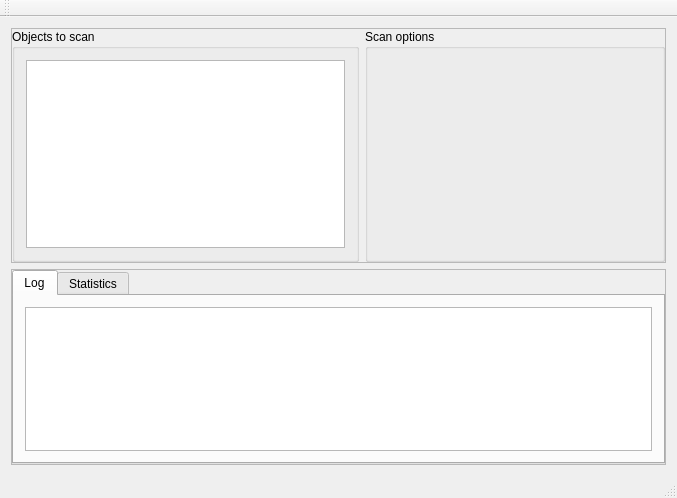
Above: mainwindow.ui from vvd7683/SimScanner before the change. Below: the same form after it.
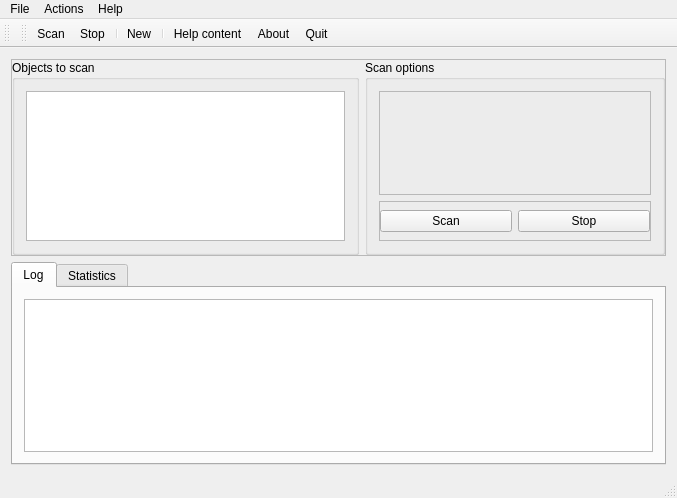
That is the form after the change. Icons and pictures are not drawn.

Commit message: DB development; GUI development: new actions, icons, dialogs

```diff
--- a/mainwindow.ui
+++ b/mainwindow.ui
@@ -89,13 +89,24 @@
          <property name="title">
           <string>Scan options</string>
          </property>
-        </widget>
-       </item>
-      </layout>
-     </widget>
-    </item>
+         <layout class="QVBoxLayout" name="verticalLayout_5">
     <item>
+           <widget class="QFrame" name="frame_2">
+            <property name="frameShape">
+             <enum>QFrame::StyledPanel</enum>
+            </property>
+            <property name="frameShadow">
+             <enum>QFrame::Raised</enum>
+            </property>
      <widget class="QFrame" name="frameLog">
+             <property name="geometry">
+              <rect>
+               <x>-310</x>
+               <y>220</y>
+               <width>659</width>
+               <height>186</height>
+              </rect>
+             </property>
       <property name="minimumSize">
        <size>
         <width>0</width>
@@ -127,6 +138,68 @@
        <property name="bottomMargin">
         <number>0</number>
        </property>
+             </layout>
+            </widget>
+           </widget>
+          </item>
+          <item>
+           <widget class="QFrame" name="frame_3">
+            <property name="maximumSize">
+             <size>
+              <width>16777215</width>
+              <height>40</height>
+             </size>
+            </property>
+            <property name="frameShape">
+             <enum>QFrame::StyledPanel</enum>
+            </property>
+            <property name="frameShadow">
+             <enum>QFrame::Raised</enum>
+            </property>
+            <layout class="QHBoxLayout" name="horizontalLayout_2">
+             <property name="leftMargin">
+              <number>0</number>
+             </property>
+             <property name="topMargin">
+              <number>0</number>
+             </property>
+             <property name="rightMargin">
+              <number>0</number>
+             </property>
+             <property name="bottomMargin">
+              <number>0</number>
+             </property>
+             <item>
+              <widget class="QPushButton" name="btnScan">
+               <property name="text">
+                <string>Scan</string>
+               </property>
+               <property name="icon">
+                <iconset>
+                 <normaloff>../../../Users/jack/SimScanner/icons/actionStart.png</normaloff>../../../Users/jack/SimScanner/icons/actionStart.png</iconset>
+               </property>
+              </widget>
+             </item>
+             <item>
+              <widget class="QPushButton" name="btnStop">
+               <property name="text">
+                <string>Stop</string>
+               </property>
+               <property name="icon">
+                <iconset>
+                 <normaloff>../../../Users/jack/SimScanner/icons/actionStop.png</normaloff>../../../Users/jack/SimScanner/icons/actionStop.png</iconset>
+               </property>
+              </widget>
+             </item>
+            </layout>
+           </widget>
+          </item>
+         </layout>
+        </widget>
+       </item>
+      </layout>
+     </widget>
+    </item>
        <item>
         <widget class="QTabWidget" name="tabWidget">
          <property name="currentIndex">
@@ -151,9 +224,6 @@
        </item>
       </layout>
      </widget>
-    </item>
-   </layout>
-  </widget>
   <widget class="QMenuBar" name="menuBar">
    <property name="geometry">
     <rect>
@@ -163,6 +233,39 @@
      <height>21</height>
     </rect>
    </property>
+   <widget class="QMenu" name="menuFile">
+    <property name="title">
+     <string>File</string>
+    </property>
+    <widget class="QMenu" name="menuNeuroprofiles">
+     <property name="title">
+      <string>Neuroprofiles</string>
+     </property>
+     <addaction name="actionNew"/>
+     <addaction name="actionEdit"/>
+    </widget>
+    <addaction name="menuNeuroprofiles"/>
+    <addaction name="actionQuit"/>
+   </widget>
+   <widget class="QMenu" name="menuHelp">
+    <property name="title">
+     <string>Help</string>
+    </property>
+    <addaction name="actionHelp_content"/>
+    <addaction name="actionAbout"/>
+   </widget>
+   <widget class="QMenu" name="menuActions">
+    <property name="title">
+     <string>Actions</string>
+    </property>
+    <addaction name="actionScan"/>
+    <addaction name="actionStop"/>
+    <addaction name="separator"/>
+    <addaction name="actionNew"/>
+   </widget>
+   <addaction name="menuFile"/>
+   <addaction name="menuActions"/>
+   <addaction name="menuHelp"/>
   </widget>
   <widget class="QToolBar" name="mainToolBar">
    <attribute name="toolBarArea">
@@ -173,6 +276,84 @@
    </attribute>
   </widget>
   <widget class="QStatusBar" name="statusBar"/>
+  <widget class="QToolBar" name="toolBar">
+   <property name="windowTitle">
+    <string>toolBar</string>
+   </property>
+   <attribute name="toolBarArea">
+    <enum>TopToolBarArea</enum>
+   </attribute>
+   <attribute name="toolBarBreak">
+    <bool>false</bool>
+   </attribute>
+   <addaction name="actionScan"/>
+   <addaction name="actionStop"/>
+   <addaction name="separator"/>
+   <addaction name="actionNew"/>
+   <addaction name="separator"/>
+   <addaction name="actionHelp_content"/>
+   <addaction name="actionAbout"/>
+   <addaction name="actionQuit"/>
+  </widget>
+  <action name="actionQuit">
+   <property name="icon">
+    <iconset>
+     <normaloff>../../../Users/jack/SimScanner/icons/quit.png</normaloff>../../../Users/jack/SimScanner/icons/quit.png</iconset>
+   </property>
+   <property name="text">
+    <string>Quit</string>
+   </property>
+  </action>
+  <action name="actionAbout">
+   <property name="icon">
+    <iconset>
+     <normaloff>../../../Users/jack/SimScanner/icons/Info.png</normaloff>../../../Users/jack/SimScanner/icons/Info.png</iconset>
+   </property>
+   <property name="text">
+    <string>About</string>
+   </property>
+  </action>
+  <action name="actionNew">
+   <property name="icon">
+    <iconset>
+     <normaloff>../../../Users/jack/SimScanner/icons/actionNew.png</normaloff>../../../Users/jack/SimScanner/icons/actionNew.png</iconset>
+   </property>
+   <property name="text">
+    <string>New</string>
+   </property>
+  </action>
+  <action name="actionEdit">
+   <property name="text">
+    <string>Edit</string>
+   </property>
+  </action>
+  <action name="actionScan">
+   <property name="icon">
+    <iconset>
+     <normaloff>../../../Users/jack/SimScanner/icons/actionStart.png</normaloff>../../../Users/jack/SimScanner/icons/actionStart.png</iconset>
+   </property>
+   <property name="text">
+    <string>Scan</string>
+   </property>
+  </action>
+  <action name="actionStop">
+   <property name="icon">
+    <iconset>
+     <normaloff>../../../Users/jack/SimScanner/icons/actionStop.png</normaloff>../../../Users/jack/SimScanner/icons/actionStop.png</iconset>
+   </property>
+   <property name="text">
+    <string>Stop</string>
+   </property>
+  </action>
+  <action name="actionHelp_content">
+   <property name="icon">
+    <iconset>
+     <normaloff>../../../Users/jack/SimScanner/icons/Help.png</normaloff>../../../Users/jack/SimScanner/icons/Help.png</iconset>
+   </property>
+   <property name="text">
+    <string>Help content</string>
+   </property>
+  </action>
  </widget>
  <layoutdefault spacing="6" margin="11"/>
  <resources/>
```
Lines whose indentation alone changed are shown as unchanged. The commit also changes 38 other files.
